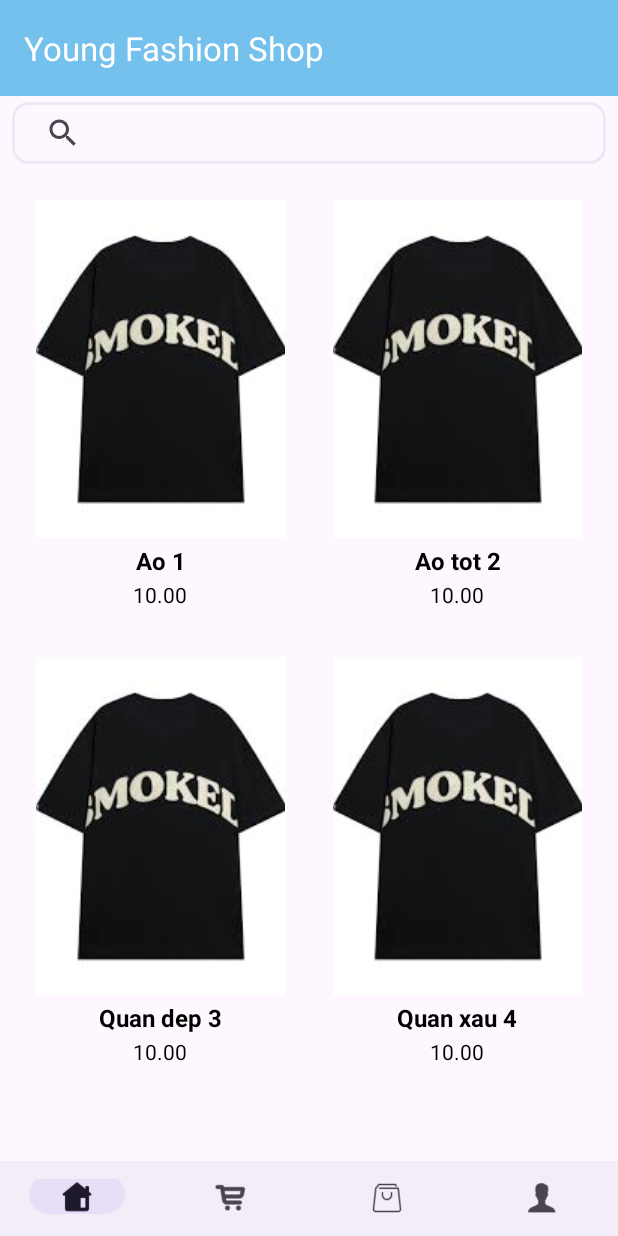
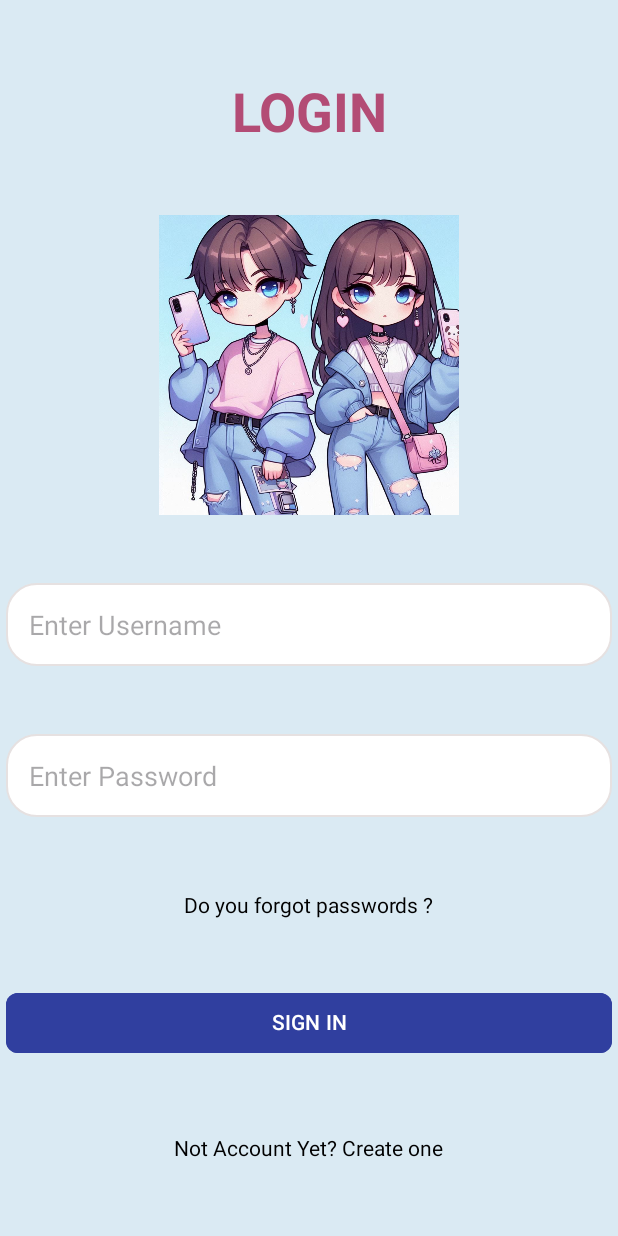
Before and after one commit to BlackerDK/Shop_Thoi_Trang_Tre_Mobile, an Android app: the screen it shows after launch (HomeActivity before the commit, SignInActivity after it), on a phone screen of 412 x 824 dp. Run offline under Robolectric (Android 15) with nearby library versions, the phone set to English and light mode, and no system bars.

Commit message:
UI login and register vs code tranfer page

```diff
--- a/app/src/main/AndroidManifest.xml
+++ b/app/src/main/AndroidManifest.xml
@@ -13,8 +13,13 @@
         android:theme="@style/Theme.Shop_Thoi_Trang_Mobile"
         tools:targetApi="31">
         <activity android:name=".activity.ProductDetailsActivity"/>
+        <activity android:name=".activity.SignUpActivity"
+            tools:ignore="Instantiatable"></activity>
         <activity
             android:name=".activity.HomeActivity"
+            tools:ignore="Instantiatable"></activity>
+        <activity
+            android:name=".activity.SignInActivity"
             android:exported="true">
             <intent-filter>
                 <action android:name="android.intent.action.MAIN" />
--- a/app/src/main/java/com/example/shop_thoi_trang_mobile/activity/HomeActivity.java
+++ b/app/src/main/java/com/example/shop_thoi_trang_mobile/activity/HomeActivity.java
@@ -8,6 +8,7 @@ import androidx.recyclerview.widget.GridLayoutManager;
 import androidx.recyclerview.widget.RecyclerView;
 
 import com.example.shop_thoi_trang_mobile.R;
+import com.example.shop_thoi_trang_mobile.adapter.ProductAdapter;
 import com.example.shop_thoi_trang_mobile.model.Product;
 import com.google.android.material.bottomnavigation.BottomNavigationView;
 import android.view.MenuItem;
--- /dev/null
+++ b/app/src/main/java/com/example/shop_thoi_trang_mobile/activity/SignInActivity.java
@@ -0,0 +1,66 @@
+package com.example.shop_thoi_trang_mobile.activity;
+import android.content.Intent;
+import android.os.Bundle;
+import android.text.TextUtils;
+import android.view.View;
+import android.widget.Button;
+import android.widget.EditText;
+import android.widget.TextView;
+
+import androidx.appcompat.app.AppCompatActivity;
+
+import com.example.shop_thoi_trang_mobile.R;
+
+public class SignInActivity  extends AppCompatActivity implements View.OnClickListener {
+    private EditText etUsername;
+    private EditText etPassword;
+    private TextView tvNotAccountYet;
+    private Button btnSignIn;
+
+    private  final String REQUIRE="Require";
+    @Override
+    protected void onCreate(Bundle saveInstanceState){
+        super.onCreate(saveInstanceState);
+        setContentView(R.layout.actitity_sign_in);
+
+        etUsername = (EditText) findViewById(R.id.txtUseName);
+        etPassword =(EditText) findViewById(R.id.txtPassword);
+        btnSignIn = (Button) findViewById(R.id.btnSignIn);
+        tvNotAccountYet = (TextView) findViewById(R.id.tvNotAccountYet);
+
+        tvNotAccountYet.setOnClickListener(this);
+        btnSignIn.setOnClickListener(this);
+    }
+    private boolean checkInput(){
+        if(TextUtils.isEmpty(etUsername.getText().toString())){
+            etUsername.setError(REQUIRE);
+            return false;
+        }
+        if (TextUtils.isEmpty(etPassword.getText().toString())){
+            etPassword.setError(REQUIRE);
+            return false;
+        }
+        return true;
+    }
+    private void signIn(){
+        if(!checkInput()){
+            return;
+        }
+        Intent intent = new Intent(this,MainActivity.class);
+        startActivity(intent);
+        finish();
+    }
+    private void signUpForm(){
+        Intent intent = new Intent(this,SignUpActivity.class);
+        startActivity(intent);
+        finish();
+    }
+    @Override
+    public void onClick(View v){
+        if (v.getId() == R.id.btnSignIn) {
+            signIn();
+        } else if (v.getId() == R.id.tvNotAccountYet) {
+            signUpForm();
+        }
+    }
+}
--- a/app/src/main/java/com/example/shop_thoi_trang_mobile/activity/ProductAdapter.java
+++ b/app/src/main/java/com/example/shop_thoi_trang_mobile/adapter/ProductAdapter.java
@@ -1,13 +1,10 @@
-package com.example.shop_thoi_trang_mobile.activity;
+package com.example.shop_thoi_trang_mobile.adapter;
 import android.view.LayoutInflater;
 import android.view.View;
 import android.view.ViewGroup;
-import android.widget.Button;
-import android.widget.EditText;
 import android.widget.ImageView;
 import android.widget.TextView;
 import androidx.annotation.NonNull;
-import androidx.appcompat.widget.SearchView;
 import androidx.recyclerview.widget.RecyclerView;
 
 import com.example.shop_thoi_trang_mobile.R;
@@ -43,7 +40,7 @@ public class ProductAdapter extends RecyclerView.Adapter<ProductAdapter.ProductV
     public void onBindViewHolder(@NonNull ProductViewHolder holder, int position) {
         Product product = productList.get(position);
         holder.productName.setText(product.getProductName());
-        holder.productPrice.setText(product.getProductPrice().toString());
+        holder.productPrice.setText("$ "+product.getProductPrice().toString());
         int imageResId = holder.itemView.getContext().getResources().getIdentifier(product.getProductImage(), "drawable", holder.itemView.getContext().getPackageName());
         holder.productImage.setImageResource(imageResId);
         holder.bind(product, listener);
--- /dev/null
+++ b/app/src/main/res/drawable/edittext_background.xml
@@ -0,0 +1,13 @@
+<?xml version="1.0" encoding="utf-8"?>
+<layer-list xmlns:android="http://schemas.android.com/apk/res/android">
+    <item>
+        <shape android:shape="rectangle">
+            <solid android:color="@android:color/white" />
+            <corners android:radius="20dp" />
+            <stroke
+                android:width="1dp"
+                android:color="#E6E1E1"
+                />
+        </shape>
+    </item>
+</layer-list>
--- /dev/null
+++ b/app/src/main/res/layout/actitity_sign_in.xml
@@ -0,0 +1,104 @@
+<?xml version="1.0" encoding="utf-8"?>
+<androidx.constraintlayout.widget.ConstraintLayout
+    xmlns:android="http://schemas.android.com/apk/res/android"
+    xmlns:app="http://schemas.android.com/apk/res-auto"
+    xmlns:tools="http://schemas.android.com/tools"
+    android:id="@+id/signIn"
+    android:layout_width="match_parent"
+    android:layout_height="match_parent"
+    tools:context=".SignInActivity"
+    android:background="#DAEAF3"
+    android:padding="4dp">
+
+        <TextView
+            android:id="@+id/tv_login"
+            android:layout_width="0dp"
+            android:layout_height="wrap_content"
+            android:gravity="center"
+            android:text="@string/tv_SignIn"
+            android:textColor="#B34C75"
+            android:textSize="36sp"
+            android:textStyle="bold"
+            app:layout_constraintTop_toTopOf="parent"
+            app:layout_constraintStart_toStartOf="parent"
+            app:layout_constraintEnd_toEndOf="parent"
+            app:layout_constraintBottom_toTopOf="@+id/img_login"
+            app:layout_constraintVertical_bias="0.05"/>
+
+        <ImageView
+            android:id="@+id/img_login"
+            android:layout_width="0dp"
+            android:layout_height="200dp"
+            android:src="@drawable/img_login"
+            app:layout_constraintTop_toBottomOf="@id/tv_login"
+            app:layout_constraintStart_toStartOf="parent"
+            app:layout_constraintEnd_toEndOf="parent"
+            app:layout_constraintBottom_toTopOf="@id/txtUseName"
+            app:layout_constraintVertical_bias="0.1"/>
+
+        <EditText
+            android:id="@+id/txtUseName"
+            android:layout_width="0dp"
+            android:layout_height="wrap_content"
+            android:padding="15dp"
+            android:background="@drawable/edittext_background"
+            android:hint="@string/ev_UserName"
+            app:layout_constraintTop_toBottomOf="@id/img_login"
+            app:layout_constraintStart_toStartOf="parent"
+            app:layout_constraintEnd_toEndOf="parent"
+            app:layout_constraintBottom_toTopOf="@id/txtPassword"
+            app:layout_constraintVertical_bias="0.2"/>
+
+        <EditText
+            android:id="@+id/txtPassword"
+            android:layout_width="0dp"
+            android:layout_height="wrap_content"
+            android:padding="15dp"
+            android:hint="@string/ev_Password"
+            android:background="@drawable/edittext_background"
+            app:layout_constraintTop_toBottomOf="@id/txtUseName"
+            app:layout_constraintStart_toStartOf="parent"
+            app:layout_constraintEnd_toEndOf="parent"
+            app:layout_constraintBottom_toTopOf="@id/tv_forgot"
+            app:layout_constraintVertical_bias="0.3"/>
+
+        <TextView
+            android:id="@+id/tv_forgot"
+            android:layout_width="wrap_content"
+            android:layout_height="wrap_content"
+            android:text="@string/tv_forgot"
+            android:textColor="@color/black"
+            android:paddingTop="4dp"
+            app:layout_constraintTop_toBottomOf="@id/txtPassword"
+            app:layout_constraintStart_toStartOf="parent"
+            app:layout_constraintEnd_toEndOf="parent"
+            app:layout_constraintBottom_toTopOf="@id/btnSignIn"
+            app:layout_constraintVertical_bias="0.4"/>
+
+        <Button
+            android:id="@+id/btnSignIn"
+            android:layout_width="0dp"
+            android:layout_height="wrap_content"
+            android:backgroundTint="#303F9F"
+            android:text="@string/btn_SignIn"
+            android:paddingTop="4dp"
+            app:cornerRadius="8dp"
+            app:layout_constraintTop_toBottomOf="@id/tv_forgot"
+            app:layout_constraintStart_toStartOf="parent"
+            app:layout_constraintEnd_toEndOf="parent"
+            app:layout_constraintBottom_toTopOf="@id/tvNotAccountYet"
+            app:layout_constraintVertical_bias="0.5"/>
+
+        <TextView
+            android:id="@+id/tvNotAccountYet"
+            android:layout_width="wrap_content"
+            android:layout_height="wrap_content"
+            android:text="@string/tv_NotYet"
+            android:textColor="@color/black"
+            android:paddingTop="4dp"
+            app:layout_constraintTop_toBottomOf="@id/btnSignIn"
+            app:layout_constraintStart_toStartOf="parent"
+            app:layout_constraintEnd_toEndOf="parent"
+            app:layout_constraintBottom_toBottomOf="parent"
+            app:layout_constraintVertical_bias="0.6"/>
+</androidx.constraintlayout.widget.ConstraintLayout>
--- a/app/src/main/res/layout/activity_home.xml
+++ b/app/src/main/res/layout/activity_home.xml
@@ -16,7 +16,6 @@
         app:layout_constraintStart_toStartOf="parent"
         app:layout_constraintEnd_toEndOf="parent"
         />
-
     <com.google.android.material.bottomnavigation.BottomNavigationView
         android:id="@+id/bottom_navigation"
         android:layout_width="0dp"
@@ -36,6 +35,7 @@
         android:paddingStart="8dp"
         android:paddingEnd="8dp"
         android:paddingTop="4dp"
+        android:paddingBottom="4dp"
         app:layout_constraintTop_toBottomOf="@id/toolbar"
         app:layout_constraintStart_toStartOf="parent"
         app:layout_constraintEnd_toEndOf="parent">
@@ -45,9 +45,7 @@
             android:id="@+id/search_product"
             android:layout_width="match_parent"
             android:layout_height="match_parent"
-            android:padding="10dp"
             app:queryHint="Nhập tên sản phẩm..."
-
             />
     </LinearLayout>
 
--- a/app/src/main/res/values/strings.xml
+++ b/app/src/main/res/values/strings.xml
@@ -1,3 +1,14 @@
 <resources>
     <string name="app_name">Shop_Thoi_Trang_Mobile</string>
+    <string name="btn_SignIn">SIGN IN</string>
+    <string name="btn_SignUp">SIGN UP</string>
+    <string name="tv_SignIn">LOGIN</string>
+    <string name="tv_SignUp">REGISTER</string>
+    <string name="tv_NotYet">Not Account Yet? Create one</string>
+    <string name="tv_forgot">Do you forgot passwords ?</string>
+    <string name="tv_Already">Already Account? Sign in</string>
+    <string name="ev_UserName">Enter Username</string>
+    <string name="ev_Password">Enter Password</string>
+    <string name="ev_ConfirmPassword">Confirm Password</string>
+    <string name="tv_or">-----------OR----------</string>
 </resources>
```
Also changed, not shown: app/src/main/java/com/example/shop_thoi_trang_mobile/activity/SignUpActivity.java (added, +81 -0 lines), app/src/main/res/drawable/border_shape.xml (added, +9 -0 lines), app/src/main/res/drawable/icon_mini.xml (added, +9 -0 lines), app/src/main/res/layout/activitiy_sign_up.xml (added, +98 -0 lines), app/src/main/res/layout/activity_product_details.xml (+68 -24 lines), app/src/main/res/layout/item_product.xml (+17 -4 lines), app/src/main/res/drawable/ic_cart_add.png (added), app/src/main/res/drawable/img_login.jpg (added), app/src/main/res/drawable/img_register.jpg (added).
